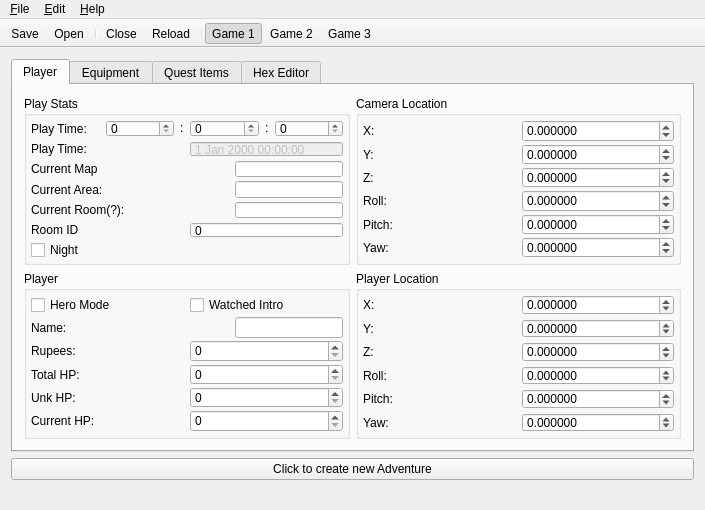
Before: the Qt Designer form save editor/SS_SaveEditor/forms/mainwindow.ui in Antidote/skyward-sword-save-editor, drawn with Qt 5.
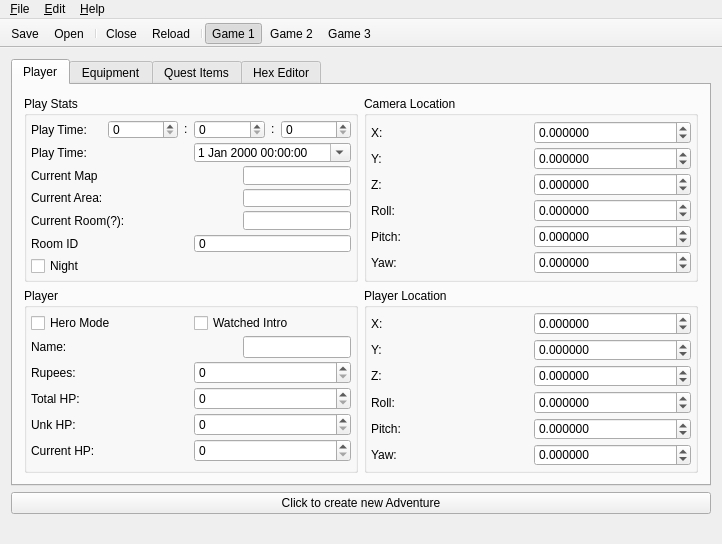
After: the same form once the commit is applied. The open tabs and pages were chosen to show the change. Icons and pictures are not drawn.

```diff
--- a/save editor/SS_SaveEditor/forms/mainwindow.ui
+++ b/save editor/SS_SaveEditor/forms/mainwindow.ui
@@ -6,8 +6,8 @@
    <rect>
     <x>0</x>
     <y>0</y>
-    <width>705</width>
-    <height>510</height>
+    <width>722</width>
+    <height>544</height>
    </rect>
   </property>
   <property name="acceptDrops">
@@ -400,10 +400,10 @@
              <item>
               <widget class="QDateTimeEdit" name="saveTimeEdit">
                <property name="enabled">
-                <bool>false</bool>
+                <bool>true</bool>
                </property>
                <property name="readOnly">
-                <bool>true</bool>
+                <bool>false</bool>
                </property>
                <property name="buttonSymbols">
                 <enum>QAbstractSpinBox::NoButtons</enum>
@@ -426,7 +426,7 @@
                 </date>
                </property>
                <property name="calendarPopup">
-                <bool>false</bool>
+                <bool>true</bool>
                </property>
               </widget>
              </item>
@@ -2813,7 +2813,7 @@
     <rect>
      <x>0</x>
      <y>0</y>
-     <width>705</width>
+     <width>722</width>
      <height>21</height>
     </rect>
    </property>
```
Left out of the diff: 2 changed lines with no effect on the pictures.
